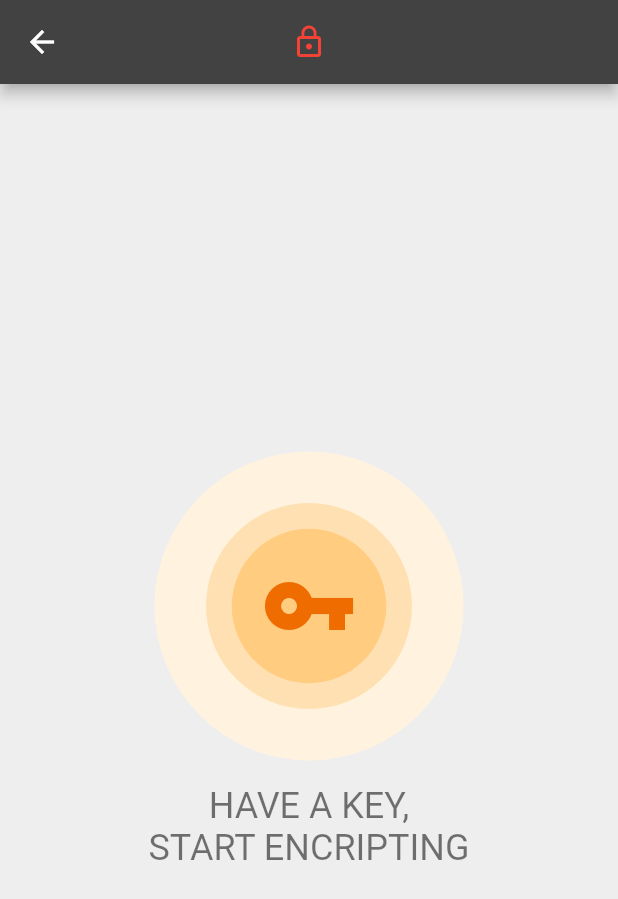
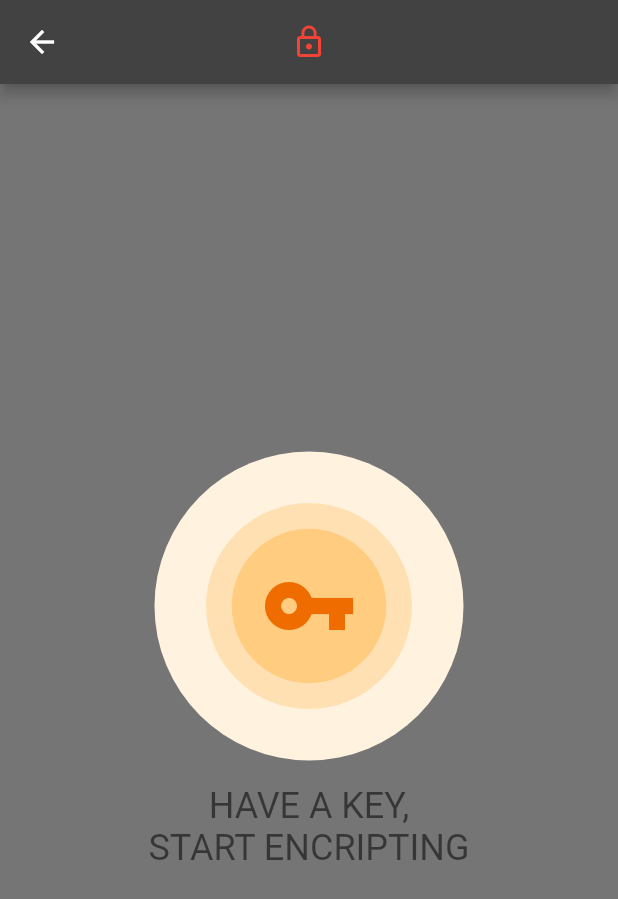
Before and after one commit to fiorcode/keyway, a Flutter app: the ItemsListScreen screen opened by its route, on a phone screen of 412 x 824 dp. Shown: the top 899 px of the screen. Run offline on Flutter 3.47's test engine with Material 2 defaults, Android fonts, the phone set to English and light mode, and no system bars; our stand-ins replace connectivity, google_sign_in, shared_preferences, sqflite; missing offline and left inert: encrypt, googleapis; accounts and stored records are empty.

Commit message:
Update items_screen.dart

```diff
--- a/lib/screens/items_screen.dart
+++ b/lib/screens/items_screen.dart
@@ -17,28 +17,29 @@ class ItemsListScreen extends StatefulWidget {
 }
 
 class _ItemsListScreenState extends State<ItemsListScreen> {
+  ItemProvider items;
+  CriptoProvider cripto;
   bool _unlocking = false;
   Future getItems;
 
   _lockSwitch() => setState(() => _unlocking = !_unlocking);
 
-  Future _getItems() async =>
-      Provider.of<ItemProvider>(context, listen: false).fetchAndSetItems();
+  Future _getItems() async => items.fetchAndSetItems();
 
   Future onReturn() async => setState(() => getItems = _getItems());
 
   @override
   void initState() {
+    cripto = Provider.of<CriptoProvider>(context, listen: false);
+    items = Provider.of<ItemProvider>(context, listen: false);
     getItems = _getItems();
     super.initState();
   }
 
   @override
   Widget build(BuildContext context) {
-    ItemProvider items = Provider.of<ItemProvider>(context, listen: false);
-    CriptoProvider cripto = Provider.of<CriptoProvider>(context, listen: false);
     return Scaffold(
-      backgroundColor: Theme.of(context).backgroundColor,
+      backgroundColor: Colors.grey[600],
       appBar: AppBar(
         centerTitle: true,
         leading: cripto.locked
```
